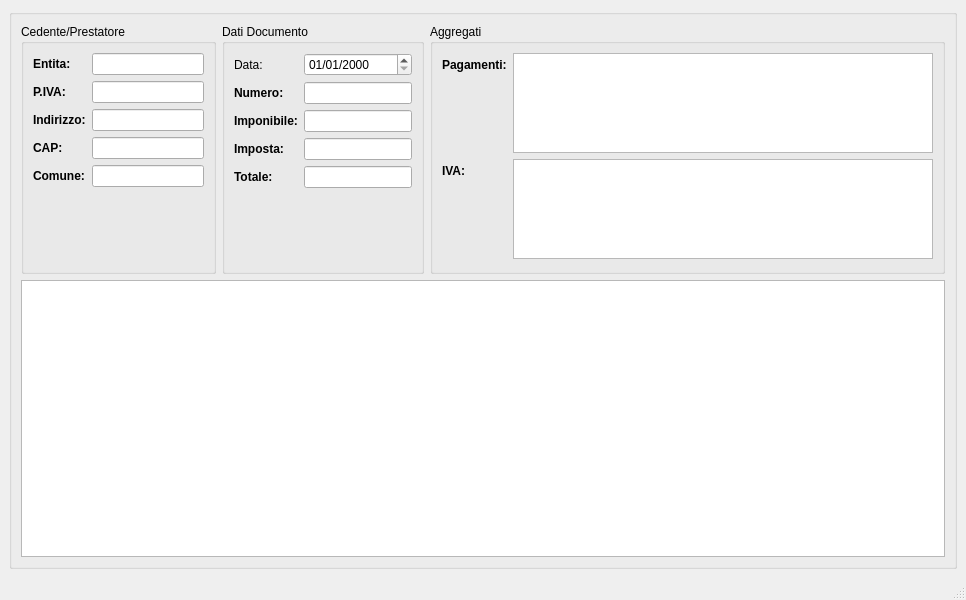
Above: main/mainwindow.ui from andreabenetton/Procurans before the change. Below: the same form after it.
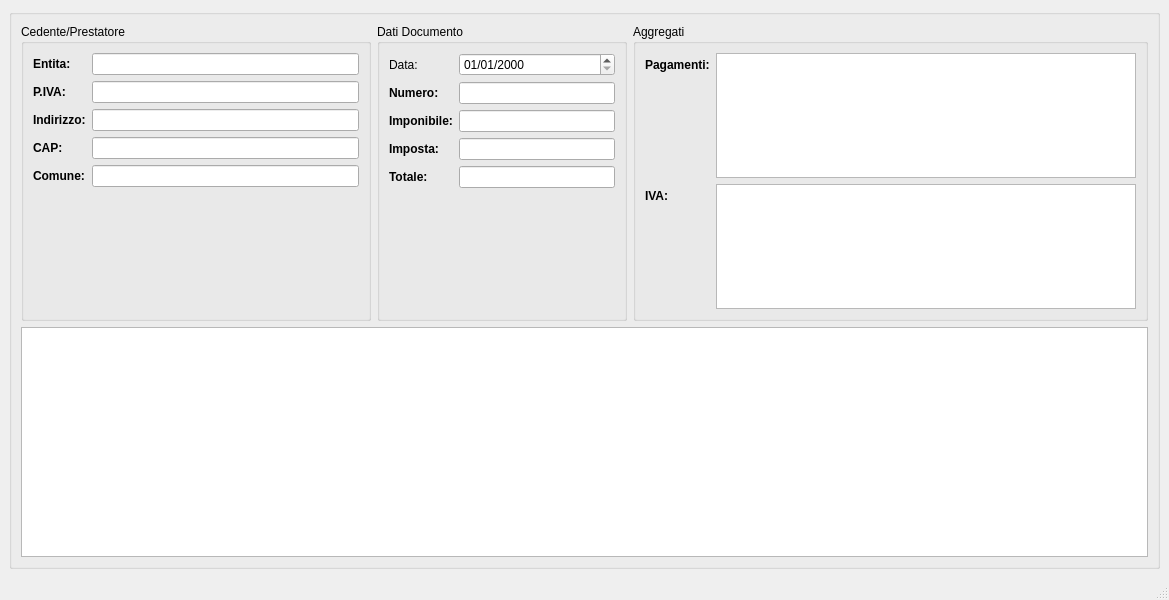
That is the form after the change. Icons and pictures are not drawn.

Commit message: modified the layout of mainwindow minor improvements

What changed in the file:
```diff
--- a/main/mainwindow.ui
+++ b/main/mainwindow.ui
@@ -63,15 +63,15 @@
          <item>
           <widget class="QGroupBox" name="lheaderGroupBox">
            <property name="sizePolicy">
-            <sizepolicy hsizetype="Expanding" vsizetype="Fixed">
+            <sizepolicy hsizetype="Fixed" vsizetype="Expanding">
              <horstretch>0</horstretch>
              <verstretch>0</verstretch>
             </sizepolicy>
            </property>
            <property name="minimumSize">
             <size>
-             <width>0</width>
-             <height>250</height>
+             <width>350</width>
+             <height>0</height>
             </size>
            </property>
            <property name="title">
@@ -160,15 +160,15 @@
          <item>
           <widget class="QGroupBox" name="rheaderGroupBox">
            <property name="sizePolicy">
-            <sizepolicy hsizetype="Expanding" vsizetype="Fixed">
+            <sizepolicy hsizetype="Fixed" vsizetype="Expanding">
              <horstretch>0</horstretch>
              <verstretch>0</verstretch>
             </sizepolicy>
            </property>
            <property name="minimumSize">
             <size>
-             <width>0</width>
-             <height>250</height>
+             <width>250</width>
+             <height>0</height>
             </size>
            </property>
            <property name="title">
@@ -269,7 +269,7 @@
          <item>
           <widget class="QGroupBox" name="paymentGroupBox">
            <property name="sizePolicy">
-            <sizepolicy hsizetype="Expanding" vsizetype="Fixed">
+            <sizepolicy hsizetype="Expanding" vsizetype="Expanding">
              <horstretch>0</horstretch>
              <verstretch>0</verstretch>
             </sizepolicy>
@@ -314,7 +314,7 @@
               <property name="minimumSize">
                <size>
                 <width>420</width>
-                <height>100</height>
+                <height>125</height>
                </size>
               </property>
               <property name="maximumSize">
@@ -349,7 +349,7 @@
               <property name="minimumSize">
                <size>
                 <width>420</width>
-                <height>100</height>
+                <height>125</height>
                </size>
               </property>
               <property name="maximumSize">
```
Left out of the diff: 6 changed lines with no effect on the pictures. The commit also changes 1 other file.
